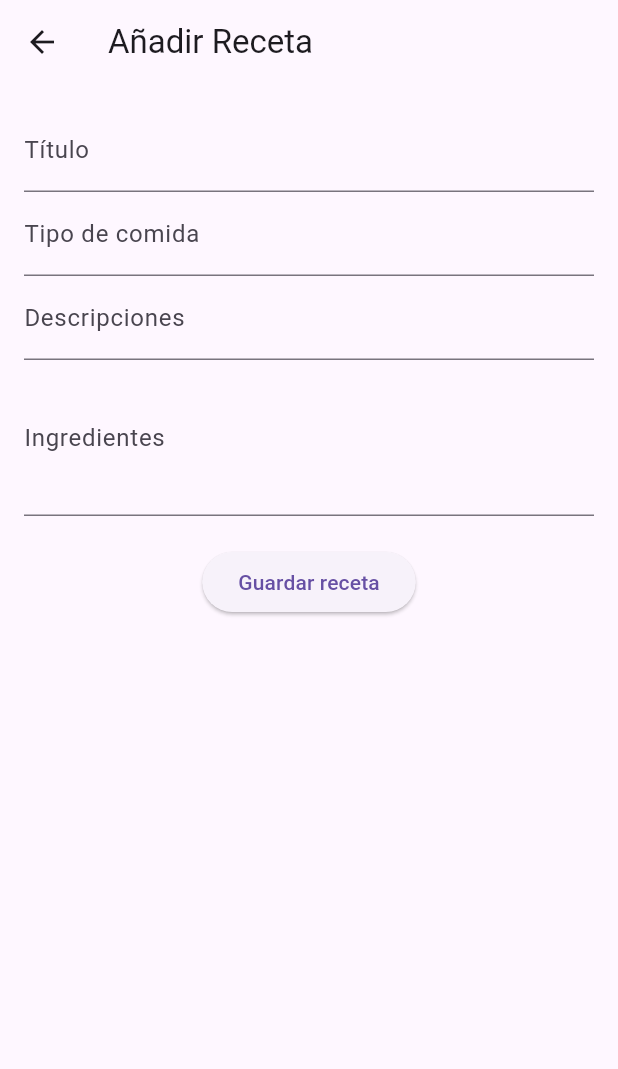
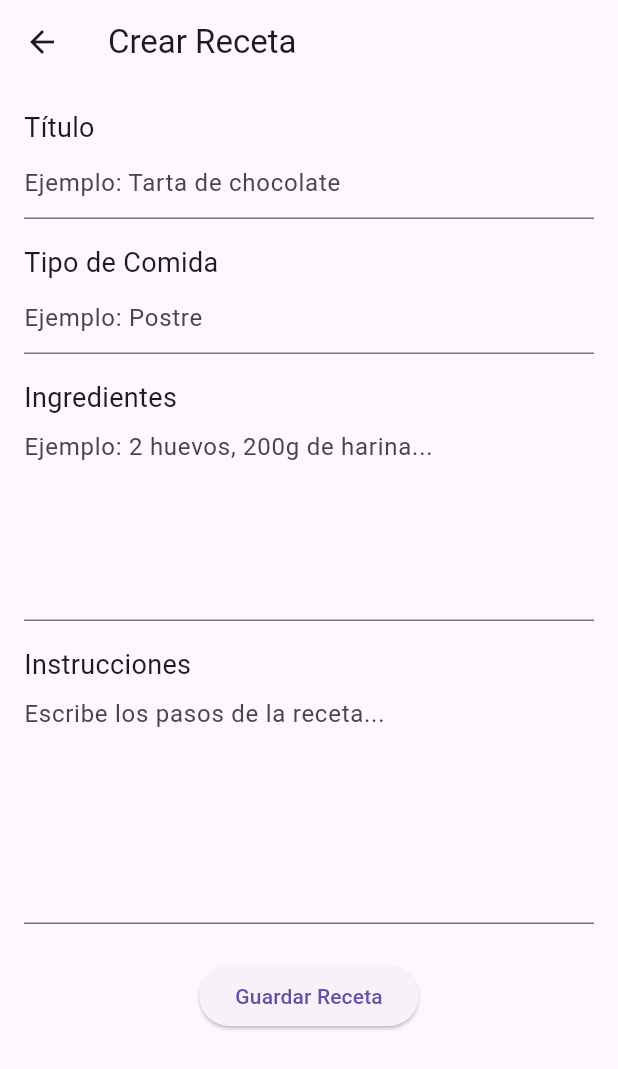
Before and after one commit to arturocev/mandangon, a Flutter app: the CrearRecetaScreen screen opened directly, on a phone screen of 412 x 824 dp. Shown: the top 1069 px of the screen. Run offline on Flutter 3.47's test engine with Material 3 defaults, Android fonts, the phone set to English and light mode, and no system bars.

Commit message:
2025/03/06 Función básica de recetas.

```diff
--- a/lib/crear_receta_screen.dart
+++ b/lib/crear_receta_screen.dart
@@ -1,65 +1,89 @@
 import 'package:flutter/material.dart';
+import 'package:flutter/services.dart';
 
 class CrearRecetaScreen extends StatefulWidget {
+  final Map<String, String>? receta;
+
+  const CrearRecetaScreen({super.key, this.receta});
+
   @override
   _CrearRecetaScreenState createState() => _CrearRecetaScreenState();
 }
 
 class _CrearRecetaScreenState extends State<CrearRecetaScreen> {
-  final _tituloController = TextEditingController();
-  final _tipoController = TextEditingController();
-  final _descripcionController = TextEditingController();
-  final _ingredientesController = TextEditingController();
+  late TextEditingController tituloController;
+  late TextEditingController tipoController;
+  late TextEditingController ingredientesController;
+  late TextEditingController instruccionesController;
+
+  @override
+  void initState() {
+    super.initState();
+    tituloController = TextEditingController(text: widget.receta?['titulo'] ?? '');
+    tipoController = TextEditingController(text: widget.receta?['tipo'] ?? '');
+    ingredientesController = TextEditingController(text: widget.receta?['ingredientes'] ?? '');
+    instruccionesController = TextEditingController(text: widget.receta?['instrucciones'] ?? '');
+  }
 
   void _guardarReceta() {
-    if (_tituloController.text.isNotEmpty &&
-        _tipoController.text.isNotEmpty &&
-        _descripcionController.text.isNotEmpty &&
-        _ingredientesController.text.isNotEmpty) {
-      Navigator.pop(context, {
-        'titulo': _tituloController.text,
-        'tipo': _tipoController.text,
-        'descripcion': _descripcionController.text,
-        'ingredientes': _ingredientesController.text,
-      });
-    } else {
-      ScaffoldMessenger.of(context).showSnackBar(
-        SnackBar(content: Text('Todos los campos son obligatorios')),
-      );
-    }
+    final nuevaReceta = {
+      'titulo': tituloController.text,
+      'tipo': tipoController.text,
+      'ingredientes': ingredientesController.text,
+      'instrucciones': instruccionesController.text,
+    };
+
+    Navigator.pop(context, nuevaReceta);
   }
 
   @override
   Widget build(BuildContext context) {
     return Scaffold(
-      appBar: AppBar(title: Text('Añadir Receta')),
+      appBar: AppBar(
+        title: Text(widget.receta == null ? 'Crear Receta' : 'Editar Receta'),
+      ),
       body: Padding(
         padding: const EdgeInsets.all(16.0),
         child: Column(
+          crossAxisAlignment: CrossAxisAlignment.start,
           children: [
+            Text("Título", style: TextStyle(fontSize: 18)),
             TextField(
-              controller: _tituloController,
-              decoration: InputDecoration(labelText: 'Título'),
+              controller: tituloController,
+              decoration: InputDecoration(hintText: "Ejemplo: Tarta de chocolate"),
+              inputFormatters: [
+                FilteringTextInputFormatter.allow(RegExp(r'[a-zA-Z\s]'))
+              ],
             ),
+            SizedBox(height: 16),
+            Text("Tipo de Comida", style: TextStyle(fontSize: 18)),
             TextField(
-              controller: _tipoController,
-              decoration: InputDecoration(labelText: 'Tipo de comida'),
+              controller: tipoController,
+              decoration: InputDecoration(hintText: "Ejemplo: Postre"),
+              inputFormatters: [
+                FilteringTextInputFormatter.allow(RegExp(r'[a-zA-Z\s]'))
+              ],
             ),
+            SizedBox(height: 16),
+            Text("Ingredientes", style: TextStyle(fontSize: 18)),
             TextField(
-              controller: _descripcionController,
-              decoration: InputDecoration(labelText: 'Descripciones'),
+              controller: ingredientesController,
+              maxLines: 5,
+              decoration: InputDecoration(hintText: "Ejemplo: 2 huevos, 200g de harina..."),
             ),
+            SizedBox(height: 16),
+            Text("Instrucciones", style: TextStyle(fontSize: 18)),
             TextField(
-              controller: _ingredientesController,
-              decoration: InputDecoration(labelText: 'Ingredientes'),
-              maxLines: 3,
+              controller: instruccionesController,
+              maxLines: 6,
+              decoration: InputDecoration(hintText: "Escribe los pasos de la receta..."),
             ),
-            SizedBox(
-              height: 20,
-            ),
-            ElevatedButton(
-              onPressed: _guardarReceta,
-              child: Text('Guardar receta'),
+            SizedBox(height: 24),
+            Center(
+              child: ElevatedButton(
+                onPressed: _guardarReceta,
+                child: Text(widget.receta == null ? 'Guardar Receta' : 'Actualizar Receta'),
+              ),
             ),
           ],
         ),
--- a/lib/main.dart
+++ b/lib/main.dart
@@ -12,7 +12,7 @@ class MyApp extends StatelessWidget {
   Widget build(BuildContext context) {
     return MaterialApp(
       title: 'TFG',
-      home: NavigationWrapper(selectedIndex: 1), // Comienza en la pantalla de recetas
+      home: const NavigationWrapper(selectedIndex: 1), // Comienza en la pantalla de recetas
     );
   }
 }
--- a/pubspec.yaml
+++ b/pubspec.yaml
@@ -59,7 +59,7 @@ flutter:
 
   # To add assets to your application, add an assets section, like this:
   assets:
-    - assets/image/logo.png
+    - assets/images/logo.png
 
   # An image asset can refer to one or more resolution-specific "variants", see
   # https://flutter.dev/to/resolution-aware-images
```
Also changed, not shown: lib/navigation_wrapper.dart (+5 -7 lines), lib/recetas_screen.dart (+76 -34 lines), assets/images/logo.png (renamed from assets/image/logo.png), pubspec.lock.
